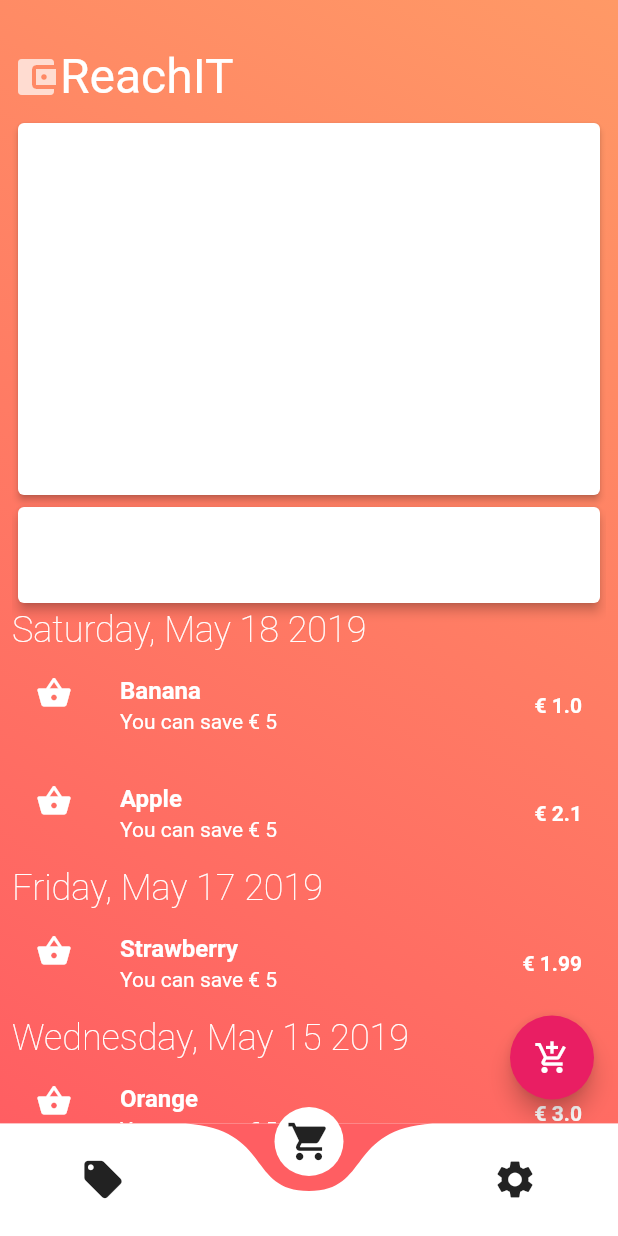
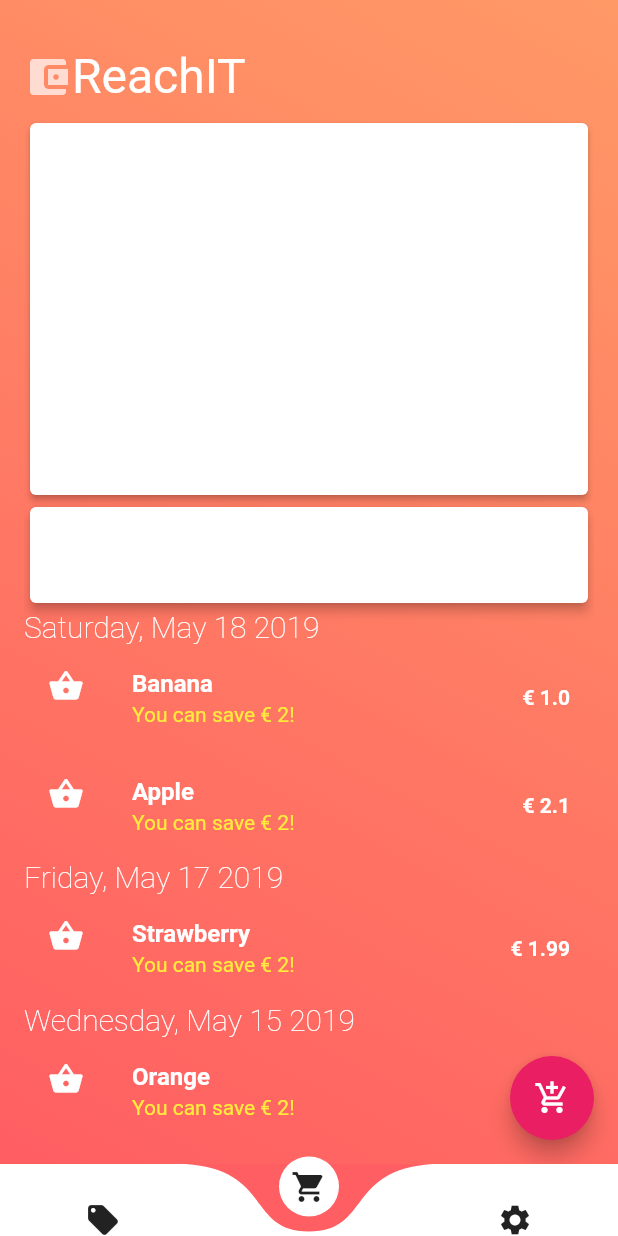
Before and after one commit to dpanugroho/reachit-mobile, a Flutter app: the HomePage screen opened by its route, on a phone screen of 412 x 824 dp. Run offline on Flutter 3.47's test engine with Material 2 defaults, Android fonts, the phone set to English and light mode, and no system bars; drawn by our look-alikes of curved_navigation_bar; our stand-ins replace gradient_app_bar, shared_preferences; accounts and stored records are empty.

Commit message:
Refine UI component size

```diff
--- a/lib/pages/Expense.dart
+++ b/lib/pages/Expense.dart
@@ -129,7 +129,7 @@ class Expense extends StatelessWidget {
         backgroundColor: Colors.pink,
       ),
       body: Container(
-        padding: EdgeInsets.fromLTRB(8.0, 32.0, 8.0, 0.0),
+        padding: EdgeInsets.fromLTRB(16.0, 32.0, 16.0, 0.0),
         decoration: createBoxDecoration(),
         child: ListView.builder(
           itemCount: transactions.length,
@@ -167,7 +167,7 @@ class Expense extends StatelessWidget {
                       dateToShow,
                       style: TextStyle(
                           color: Colors.white,
-                          fontSize: 24,
+                          fontSize: 20,
                           fontWeight: FontWeight.w100),
                     ),
                     Column(
@@ -196,18 +196,19 @@ Widget _buildItem(Item item) => ListTile(
       leading: Icon(
         Icons.shopping_basket,
         color: Colors.white,
+        size: 24,
       ),
       title: Text(
         item.name,
-        style: TextStyle(color: Colors.white, fontWeight: FontWeight.bold),
+        style: TextStyle(color: Colors.white, fontWeight: FontWeight.bold, fontSize: 16),
       ),
       subtitle: Text(
-        'You can save € 5',
-        style: TextStyle(color: Colors.white),
+        'You can save € 2!',
+        style: TextStyle(color: Colors.yellow, fontSize: 14),
       ),
       trailing: Text(
       "€ "+item.price.toString(),
-        style: TextStyle(color: Colors.white, fontWeight: FontWeight.bold),
+        style: TextStyle(color: Colors.white, fontWeight: FontWeight.bold, fontSize: 14),
       ),
     );
 
@@ -258,6 +259,12 @@ Widget _buildAddExpenseDialog(BuildContext context) {
         TextFormField(
           decoration: InputDecoration(labelText: 'Price (total)'),
         ),
+        TextFormField(
+          decoration: InputDecoration(labelText: 'Merchant'),
+        ),
+        TextFormField(
+          decoration: InputDecoration(labelText: 'Merchant'),
+        ),
 //        _buildAboutText(),
 //        _buildLogoAttribution(),
       ],
--- a/lib/pages/Home.dart
+++ b/lib/pages/Home.dart
@@ -48,6 +48,7 @@ class HomeState extends State<HomePage> {
     CurvedNavigationBar _bottomNavigationBar = CurvedNavigationBar(
         animationDuration: Duration(milliseconds: 250),
         index:1,
+        height: 48,
         backgroundColor: Color.fromRGBO(255, 94, 98, 1.0),
         onTap: (int index) {
           setState(() {
@@ -57,20 +58,16 @@ class HomeState extends State<HomePage> {
         items: [
           Icon(
             Icons.local_offer,
-            size: 30,
+            size: 24,
           ),
           Icon(
             Icons.shopping_cart,
-            size: 30,
+            size: 24,
           ),
-//          Icon(
-//            Icons.add_circle,
-//            size: 30,
-//          ),
 
           Icon(
             Icons.settings,
-            size: 30,
+            size: 24,
           ),
         ]);
     return _bottomNavigationBar;
--- a/lib/pages/Offer.dart
+++ b/lib/pages/Offer.dart
@@ -6,7 +6,7 @@ class Offer extends StatelessWidget {
   @override
   Widget build(BuildContext context) {
     return Container(
-      padding: EdgeInsets.fromLTRB(8.0, 32.0, 8.0, 0.0),
+      padding: EdgeInsets.fromLTRB(16.0, 32.0, 8.0, 0.0),
       decoration: createBoxDecoration(),
       child: ListView.builder(itemBuilder: (context, index) {
         if (index == 0) {
@@ -15,7 +15,7 @@ class Offer extends StatelessWidget {
           return Container(
 //            color: Colors.white,
             padding: EdgeInsets.only(bottom: 8),
-            height: 512,
+            height: 352,
             child: PageView(
               controller: PageController(viewportFraction: 0.8),
               scrollDirection: Axis.horizontal,
@@ -26,6 +26,7 @@ class Offer extends StatelessWidget {
           return Card(
             elevation: 3.0,
             child: Container(
+              height: 64,
               padding: EdgeInsets.only(left:12.0),
               child: TextField(
                 decoration:
--- a/lib/pages/Settings.dart
+++ b/lib/pages/Settings.dart
@@ -7,7 +7,7 @@ class Settings extends StatelessWidget {
   Widget build(BuildContext context) {
     List transactions = List();
     return Container(
-      padding: EdgeInsets.fromLTRB(8.0, 32.0, 8.0, 0.0),
+      padding: EdgeInsets.fromLTRB(16.0, 32.0, 16.0, 0.0),
       decoration: createBoxDecoration(),
       child: ListView.builder(itemBuilder: (context, index) {
         if (index == 0) {
```
